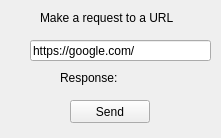
Before: the Qt Designer form gui-design/query.ui in ECHibiki/Asset-Tracker, drawn with Qt 5.
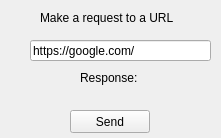
After: the same form once the commit is applied.

Patch:
```diff
--- a/gui-design/query.ui
+++ b/gui-design/query.ui
@@ -43,7 +43,7 @@
    <property name="geometry">
     <rect>
      <x>70</x>
-     <y>100</y>
+     <y>110</y>
      <width>80</width>
      <height>23</height>
     </rect>
@@ -55,9 +55,9 @@
   <widget class="QLabel" name="label_2">
    <property name="geometry">
     <rect>
-     <x>60</x>
+     <x>80</x>
      <y>70</y>
-     <width>101</width>
+     <width>61</width>
      <height>16</height>
     </rect>
    </property>
@@ -65,6 +65,19 @@
     <string>Response: </string>
    </property>
   </widget>
+  <widget class="QLabel" name="ResponseContainer">
+   <property name="geometry">
+    <rect>
+     <x>80</x>
+     <y>90</y>
+     <width>61</width>
+     <height>16</height>
+    </rect>
+   </property>
+   <property name="text">
+    <string/>
+   </property>
+  </widget>
  </widget>
  <resources/>
  <connections/>
```
Left out of the diff: 26 changed lines with no effect on the pictures.
